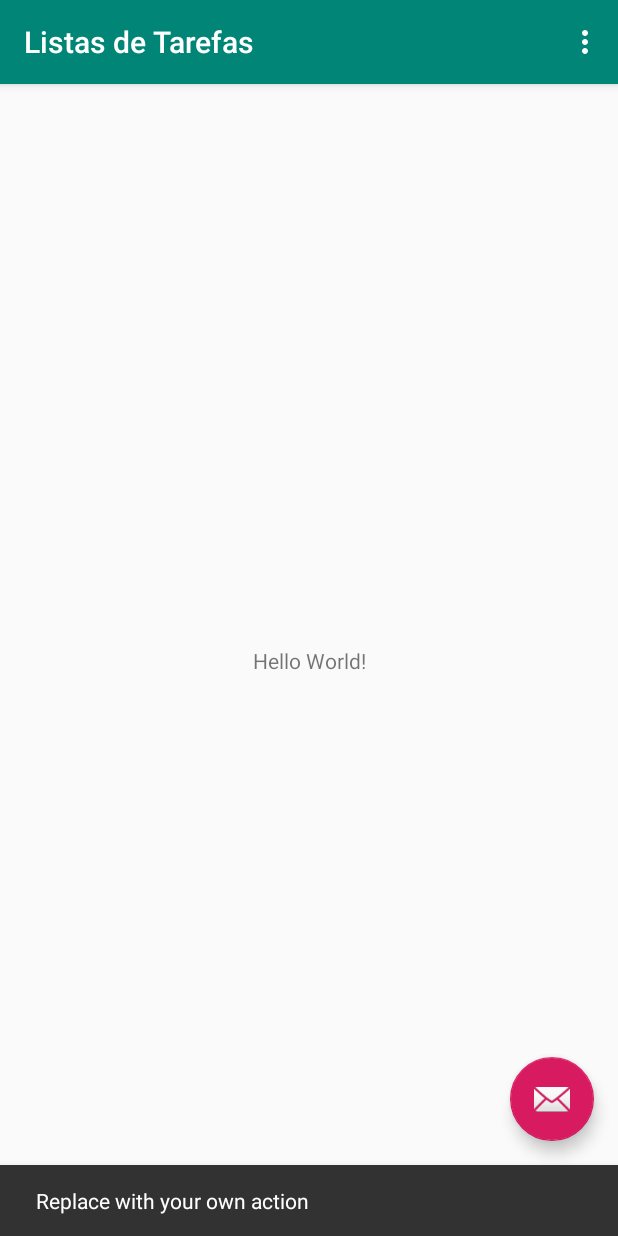
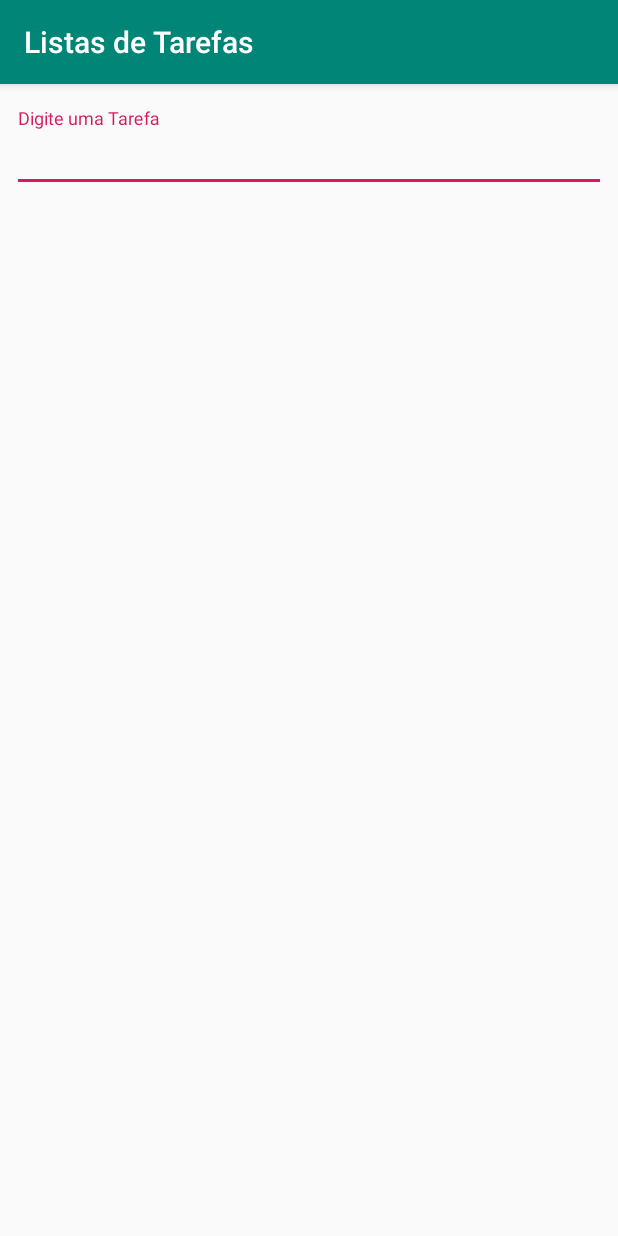
Before and after one commit to Thejoker2012/ListasdeTarefas, an Android app: the screen it shows after launch (MainActivity before the commit, AdicionarTarefaActivity after it), after a tap on an icon or button, on a phone screen of 412 x 824 dp. Run offline under Robolectric (Android 15) with nearby library versions, the phone set to English and light mode, and no system bars.

Commit message:
Adicionando uma nova Activity

```diff
--- a/app/build.gradle
+++ b/app/build.gradle
@@ -10,6 +10,7 @@ android {
         versionCode 1
         versionName "1.0"
         testInstrumentationRunner "androidx.test.runner.AndroidJUnitRunner"
+        android.defaultConfig.vectorDrawables.useSupportLibrary = true
     }
     buildTypes {
         release {
--- a/app/src/main/AndroidManifest.xml
+++ b/app/src/main/AndroidManifest.xml
@@ -9,6 +9,7 @@
         android:roundIcon="@mipmap/ic_launcher_round"
         android:supportsRtl="true"
         android:theme="@style/AppTheme">
+        <activity android:name=".AdicionarTarefaActivity"></activity>
         <activity
             android:name=".MainActivity"
             android:label="@string/app_name"
--- /dev/null
+++ b/app/src/main/java/br/com/unisys/listasdetarefas/AdicionarTarefaActivity.java
@@ -0,0 +1,14 @@
+package br.com.unisys.listasdetarefas;
+
+import androidx.appcompat.app.AppCompatActivity;
+
+import android.os.Bundle;
+
+public class AdicionarTarefaActivity extends AppCompatActivity {
+
+    @Override
+    protected void onCreate(Bundle savedInstanceState) {
+        super.onCreate(savedInstanceState);
+        setContentView(R.layout.activity_adicionar_tarefa);
+    }
+}
--- a/app/src/main/java/br/com/unisys/listasdetarefas/MainActivity.java
+++ b/app/src/main/java/br/com/unisys/listasdetarefas/MainActivity.java
@@ -1,5 +1,6 @@
 package br.com.unisys.listasdetarefas;
 
+import android.content.Intent;
 import android.os.Bundle;
 
 import com.google.android.material.floatingactionbutton.FloatingActionButton;
@@ -25,8 +26,8 @@ public class MainActivity extends AppCompatActivity {
         fab.setOnClickListener(new View.OnClickListener() {
             @Override
             public void onClick(View view) {
-                Snackbar.make(view, "Replace with your own action", Snackbar.LENGTH_LONG)
-                        .setAction("Action", null).show();
+                Intent intent = new Intent(getApplicationContext(),AdicionarTarefaActivity.class);
+                startActivity(intent);
             }
         });
     }
--- /dev/null
+++ b/app/src/main/res/drawable/ic_adicionar_branco_24dp.xml
@@ -0,0 +1,9 @@
+<vector xmlns:android="http://schemas.android.com/apk/res/android"
+        android:width="24dp"
+        android:height="24dp"
+        android:viewportWidth="24.0"
+        android:viewportHeight="24.0">
+    <path
+        android:fillColor="#FFFFFF"
+        android:pathData="M19,13h-6v6h-2v-6H5v-2h6V5h2v6h6v2z"/>
+</vector>
--- /dev/null
+++ b/app/src/main/res/layout/activity_adicionar_tarefa.xml
@@ -0,0 +1,27 @@
+<?xml version="1.0" encoding="utf-8"?>
+<androidx.constraintlayout.widget.ConstraintLayout xmlns:android="http://schemas.android.com/apk/res/android"
+    xmlns:app="http://schemas.android.com/apk/res-auto"
+    xmlns:tools="http://schemas.android.com/tools"
+    android:layout_width="match_parent"
+    android:layout_height="match_parent"
+    tools:context=".AdicionarTarefaActivity">
+
+    <com.google.android.material.textfield.TextInputLayout
+        android:id="@+id/textInputLayout"
+        android:layout_width="0dp"
+        android:layout_height="wrap_content"
+        android:layout_marginStart="8dp"
+        android:layout_marginLeft="8dp"
+        android:layout_marginTop="16dp"
+        android:layout_marginEnd="8dp"
+        android:layout_marginRight="8dp"
+        app:layout_constraintEnd_toEndOf="parent"
+        app:layout_constraintStart_toStartOf="parent"
+        app:layout_constraintTop_toTopOf="parent">
+
+        <com.google.android.material.textfield.TextInputEditText
+            android:layout_width="match_parent"
+            android:layout_height="wrap_content"
+            android:hint="Digite uma Tarefa" />
+    </com.google.android.material.textfield.TextInputLayout>
+</androidx.constraintlayout.widget.ConstraintLayout>
--- a/app/src/main/res/layout/activity_main.xml
+++ b/app/src/main/res/layout/activity_main.xml
@@ -28,6 +28,8 @@
         android:layout_height="wrap_content"
         android:layout_gravity="bottom|end"
         android:layout_margin="@dimen/fab_margin"
-        app:srcCompat="@android:drawable/ic_dialog_email" />
+        app:backgroundTint="@color/colorPrimary"
+        app:fabSize="normal"
+        app:srcCompat="@drawable/ic_adicionar_branco_24dp" />
 
 </androidx.coordinatorlayout.widget.CoordinatorLayout>
```
